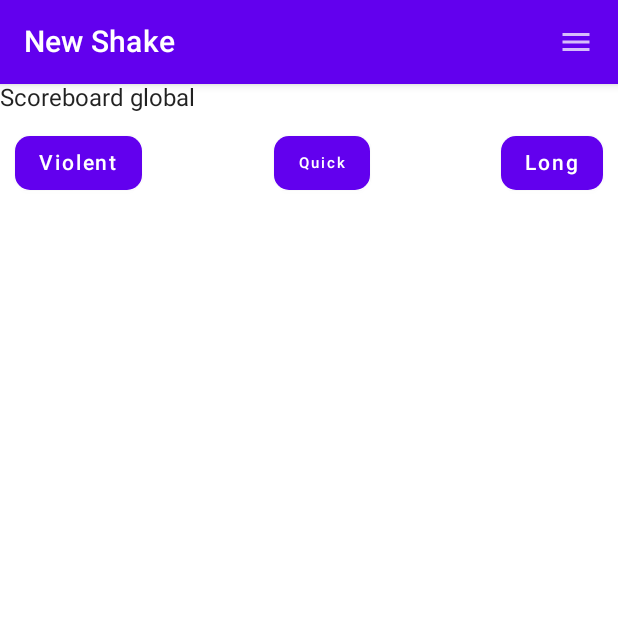
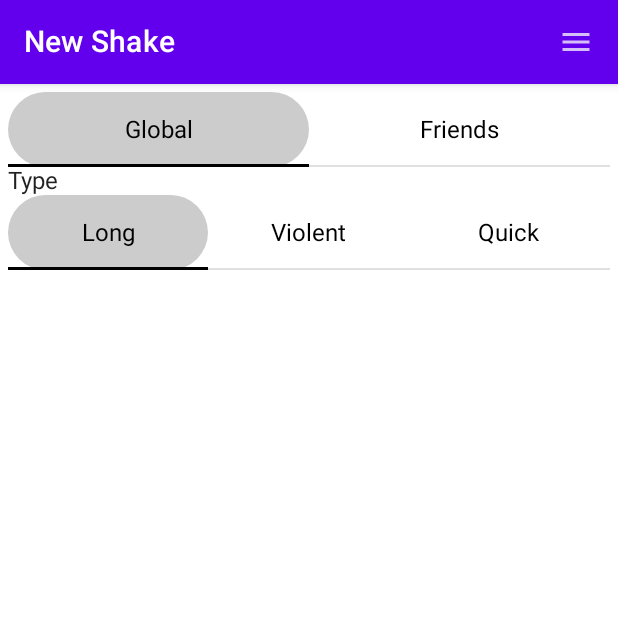
Before and after one commit to daviddvorszky/SBMA_ShakeIT, an Android app built with Jetpack Compose: the GlobalScoreboardScreen screen opened through its navigation route, on a phone screen of 412 x 824 dp, the top half of it. Run offline under Robolectric (Android 15) with nearby library versions, the phone set to English and light mode, and no system bars; our stand-ins replace Firebase (no records; nobody signed in at launch, a user with empty details on screens opened directly), Room's generated code, livedata-compose.

Commit message:
Tabs to scoreboard

```diff
--- a/app/src/main/java/org/sbma_shakeit/MainActivity.kt
+++ b/app/src/main/java/org/sbma_shakeit/MainActivity.kt
@@ -15,7 +15,7 @@ import com.google.firebase.ktx.Firebase
 import org.sbma_shakeit.components.TopMenuBar
 import org.sbma_shakeit.navigation.nav_graph.SetupNavGraph
 import org.sbma_shakeit.ui.theme.SBMA_ShakeITTheme
-import org.sbma_shakeit.viewmodels.AuthViewModel
+import org.sbma_shakeit.viewmodels.users.AuthViewModel
 
 class MainActivity : ComponentActivity() {
 
--- a/app/src/main/java/org/sbma_shakeit/components/FriendRequestList.kt
+++ b/app/src/main/java/org/sbma_shakeit/components/FriendRequestList.kt
@@ -16,7 +16,7 @@ import androidx.compose.ui.Modifier
 import androidx.compose.ui.graphics.Color
 import androidx.compose.ui.unit.dp
 import androidx.lifecycle.viewmodel.compose.viewModel
-import org.sbma_shakeit.viewmodels.UserViewModel
+import org.sbma_shakeit.viewmodels.users.UserViewModel
 
 @Composable
 fun FriendRequestList(vm: UserViewModel = viewModel()) {
--- /dev/null
+++ b/app/src/main/java/org/sbma_shakeit/components/TabsView.kt
@@ -0,0 +1,40 @@
+package org.sbma_shakeit.components
+
+import androidx.compose.foundation.background
+import androidx.compose.foundation.layout.height
+import androidx.compose.foundation.shape.RoundedCornerShape
+import androidx.compose.material.Tab
+import androidx.compose.material.TabRow
+import androidx.compose.material.Text
+import androidx.compose.runtime.Composable
+import androidx.compose.runtime.MutableState
+import androidx.compose.runtime.State
+import androidx.compose.ui.Modifier
+import androidx.compose.ui.draw.clip
+import androidx.compose.ui.graphics.Color
+import androidx.compose.ui.unit.dp
+
+@Composable
+fun TabsView(selectedIndex: MutableState<Int>, headers: List<String>) {
+    TabRow(selectedTabIndex = selectedIndex.value, backgroundColor = Color.White) {
+        headers.forEachIndexed { index, header ->
+            val selected = selectedIndex.value == index
+            Tab(
+                modifier = if (selected) Modifier
+                    .clip(RoundedCornerShape(50))
+                    .background(Color.LightGray)
+                    .height(50.dp)
+                else Modifier
+                    .clip(RoundedCornerShape(50))
+                    .background(Color.White)
+                    .height(50.dp),
+                selected = selected,
+                onClick = { selectedIndex.value = index },
+                selectedContentColor = Color.Black,
+                unselectedContentColor = Color.Black
+            ) {
+                Text(header)
+            }
+        }
+    }
+}
--- a/app/src/main/java/org/sbma_shakeit/components/UserList.kt
+++ b/app/src/main/java/org/sbma_shakeit/components/UserList.kt
@@ -1,45 +1,31 @@
 package org.sbma_shakeit.components
 
-import androidx.compose.foundation.layout.Arrangement
-import androidx.compose.foundation.layout.Row
-import androidx.compose.foundation.layout.fillMaxWidth
-import androidx.compose.foundation.layout.padding
+import androidx.compose.foundation.layout.*
 import androidx.compose.foundation.lazy.LazyColumn
 import androidx.compose.foundation.lazy.items
 import androidx.compose.material.Button
+import androidx.compose.material.Card
 import androidx.compose.material.Text
 import androidx.compose.runtime.Composable
+import androidx.compose.runtime.State
 import androidx.compose.runtime.livedata.observeAsState
 import androidx.compose.ui.Modifier
 import androidx.compose.ui.unit.dp
 import androidx.compose.ui.unit.sp
-import org.sbma_shakeit.viewmodels.UserViewModel
+import org.sbma_shakeit.data.room.User
+import org.sbma_shakeit.viewmodels.users.UserViewModel
 
 @Composable
-fun UserList(viewModel: UserViewModel) {
+fun UserList(viewModel: UserViewModel, userList: State<List<User>>) {
 
     val allUsers = viewModel.getAll().observeAsState(listOf())
 
-    LazyColumn(modifier = Modifier.padding(10.dp)) {
-        item {
-            Row(
-                Modifier.fillMaxWidth(),
-                horizontalArrangement = Arrangement.SpaceBetween
-            ) {
-                Button(onClick = { /*viewModel.orderUsersByViolent() */ }) {
-                    Text("Violent")
-                }
-                Button(onClick = { /*viewModel.orderUsersByQuick()*/ }
-                ) {
-                    Text("Quick", fontSize = 10.sp)
-                }
-                Button(onClick = { /*viewModel.orderUsersByLong()*/ }) {
-                    Text("Long")
-                }
-            }
-        }
-        items(allUsers.value) { user ->
-            UserListItem(itemUser = user, userViewModel = viewModel)
+    LazyColumn {
+        items(userList.value) { user ->
+//            Card(/*Modifier.padding(5.dp)*/) {
+                UserListItem(itemUser = user, userViewModel = viewModel)
+//            }
+            Spacer(Modifier.height(10.dp))
         }
     }
 }
--- a/app/src/main/java/org/sbma_shakeit/data/web/UserProvider.kt
+++ b/app/src/main/java/org/sbma_shakeit/data/web/UserProvider.kt
@@ -1,5 +1,6 @@
 package org.sbma_shakeit.data.web
 
+import android.util.Log
 import com.google.firebase.auth.ktx.auth
 import com.google.firebase.firestore.ktx.firestore
 import com.google.firebase.ktx.Firebase
@@ -35,6 +36,7 @@ open class UserProvider {
             .get()
             .addOnSuccessListener { result ->
                 val list = mutableListOf<User>()
+                Log.d("SIZE IS", result.size().toString())
                 for (user in result) {
                     val userToAdd = user.toObject(User::class.java)
                     list.add(userToAdd)
--- a/app/src/main/java/org/sbma_shakeit/navigation/nav_graph/AuthNavGraph.kt
+++ b/app/src/main/java/org/sbma_shakeit/navigation/nav_graph/AuthNavGraph.kt
@@ -8,7 +8,7 @@ import org.sbma_shakeit.navigation.AUTH_GRAPH_ROUTE
 import org.sbma_shakeit.navigation.Screen
 import org.sbma_shakeit.screens.LoginScreen
 import org.sbma_shakeit.screens.RegisterScreen
-import org.sbma_shakeit.viewmodels.AuthViewModel
+import org.sbma_shakeit.viewmodels.users.AuthViewModel
 
 fun NavGraphBuilder.authNavGraph(
     navController: NavController,
--- a/app/src/main/java/org/sbma_shakeit/navigation/nav_graph/NavGraph.kt
+++ b/app/src/main/java/org/sbma_shakeit/navigation/nav_graph/NavGraph.kt
@@ -11,7 +11,7 @@ import org.sbma_shakeit.navigation.NEW_SHAKE_GRAPH_ROUTE
 import org.sbma_shakeit.navigation.ROOT_GRAPH_ROUTE
 import org.sbma_shakeit.navigation.Screen
 import org.sbma_shakeit.screens.SettingsScreen
-import org.sbma_shakeit.viewmodels.AuthViewModel
+import org.sbma_shakeit.viewmodels.users.AuthViewModel
 
 @Composable
 fun SetupNavGraph(
--- a/app/src/main/java/org/sbma_shakeit/screens/FriendListScreen.kt
+++ b/app/src/main/java/org/sbma_shakeit/screens/FriendListScreen.kt
@@ -20,7 +20,7 @@ import androidx.lifecycle.viewmodel.compose.viewModel
 import androidx.navigation.NavController
 import org.sbma_shakeit.components.FriendRequestList
 import org.sbma_shakeit.components.UserListItem
-import org.sbma_shakeit.viewmodels.UserViewModel
+import org.sbma_shakeit.viewmodels.users.UserViewModel
 
 @Composable
 fun FriendListScreen(
--- a/app/src/main/java/org/sbma_shakeit/screens/GolbalScoreboardScreen.kt
+++ b/app/src/main/java/org/sbma_shakeit/screens/GolbalScoreboardScreen.kt
@@ -1,23 +1,36 @@
 package org.sbma_shakeit.screens
 
 import android.app.Application
-import androidx.compose.foundation.layout.Column
-import androidx.compose.foundation.layout.fillMaxSize
+import androidx.compose.foundation.layout.*
 import androidx.compose.material.Text
-import androidx.compose.runtime.Composable
+import androidx.compose.runtime.*
+import androidx.compose.runtime.livedata.observeAsState
 import androidx.compose.ui.Modifier
 import androidx.compose.ui.platform.LocalContext
+import androidx.compose.ui.unit.dp
 import androidx.navigation.NavController
+import org.sbma_shakeit.components.TabsView
 import org.sbma_shakeit.components.UserList
-import org.sbma_shakeit.viewmodels.UserViewModel
+import org.sbma_shakeit.viewmodels.users.UserViewModel
 
 @Composable
 fun GlobalScoreboardScreen(
     navController: NavController,
     vm: UserViewModel = UserViewModel(LocalContext.current.applicationContext as Application)
 ) {
-    Column(Modifier.fillMaxSize()) {
-        Text("Scoreboard global")
-        UserList(viewModel = vm)
+    val allUsers = vm.getAll().observeAsState(listOf())
+    val list = listOf("Global", "Friends")
+    val shakeTypes = listOf("Long", "Violent", "Quick")
+    val selectedIndex = remember { mutableStateOf(0) }
+    val selectedShakeIndex = remember { mutableStateOf(0) }
+    Column(
+        Modifier
+            .fillMaxSize()
+            .padding(5.dp)) {
+        TabsView(selectedIndex = selectedIndex, headers = list)
+        Text("Type")
+        TabsView(selectedIndex = selectedShakeIndex, headers = shakeTypes)
+        Spacer(Modifier.height(5.dp))
+        UserList(viewModel = vm, allUsers)
     }
 }
--- a/app/src/main/java/org/sbma_shakeit/screens/LoginScreen.kt
+++ b/app/src/main/java/org/sbma_shakeit/screens/LoginScreen.kt
@@ -26,7 +26,7 @@ import androidx.navigation.NavController
 import org.sbma_shakeit.R
 import org.sbma_shakeit.navigation.Screen
 import org.sbma_shakeit.ui.theme.Purple700
-import org.sbma_shakeit.viewmodels.AuthViewModel
+import org.sbma_shakeit.viewmodels.users.AuthViewModel
 
 @Composable
 fun LoginScreen(
--- a/app/src/main/java/org/sbma_shakeit/screens/RegisterScreen.kt
+++ b/app/src/main/java/org/sbma_shakeit/screens/RegisterScreen.kt
@@ -27,7 +27,7 @@ import org.sbma_shakeit.R
 import org.sbma_shakeit.data.room.User
 import org.sbma_shakeit.navigation.Screen
 import org.sbma_shakeit.ui.theme.Purple700
-import org.sbma_shakeit.viewmodels.AuthViewModel
+import org.sbma_shakeit.viewmodels.users.AuthViewModel
 
 @Composable
 fun RegisterScreen(
--- a/app/src/main/java/org/sbma_shakeit/screens/UserProfileScreen.kt
+++ b/app/src/main/java/org/sbma_shakeit/screens/UserProfileScreen.kt
@@ -7,7 +7,7 @@ import androidx.compose.runtime.livedata.observeAsState
 import androidx.lifecycle.viewmodel.compose.viewModel
 import androidx.navigation.NavController
 import org.sbma_shakeit.components.FriendRequestList
-import org.sbma_shakeit.viewmodels.UserViewModel
+import org.sbma_shakeit.viewmodels.users.UserViewModel
 
 @Composable
 fun UserProfileScreen(
--- a/app/src/main/java/org/sbma_shakeit/viewmodels/AuthViewModel.kt
+++ b/app/src/main/java/org/sbma_shakeit/viewmodels/users/AuthViewModel.kt
@@ -1,4 +1,4 @@
-package org.sbma_shakeit.viewmodels
+package org.sbma_shakeit.viewmodels.users
 
 import android.app.Application
 import android.util.Log
--- a/app/src/main/java/org/sbma_shakeit/viewmodels/UserListItemViewModel.kt
+++ b/app/src/main/java/org/sbma_shakeit/viewmodels/users/UserListItemViewModel.kt
@@ -1,4 +1,4 @@
-package org.sbma_shakeit.viewmodels
+package org.sbma_shakeit.viewmodels.users
 
 import androidx.compose.runtime.mutableStateListOf
 import androidx.compose.runtime.mutableStateOf
--- a/app/src/main/java/org/sbma_shakeit/viewmodels/UserViewModel.kt
+++ b/app/src/main/java/org/sbma_shakeit/viewmodels/users/UserViewModel.kt
@@ -1,4 +1,4 @@
-package org.sbma_shakeit.viewmodels
+package org.sbma_shakeit.viewmodels.users
 
 import android.app.Application
 import android.util.Log
```
Also changed, not shown: app/src/main/java/org/sbma_shakeit/components/UserListItem.kt (+50 -48 lines), 1 other file.
